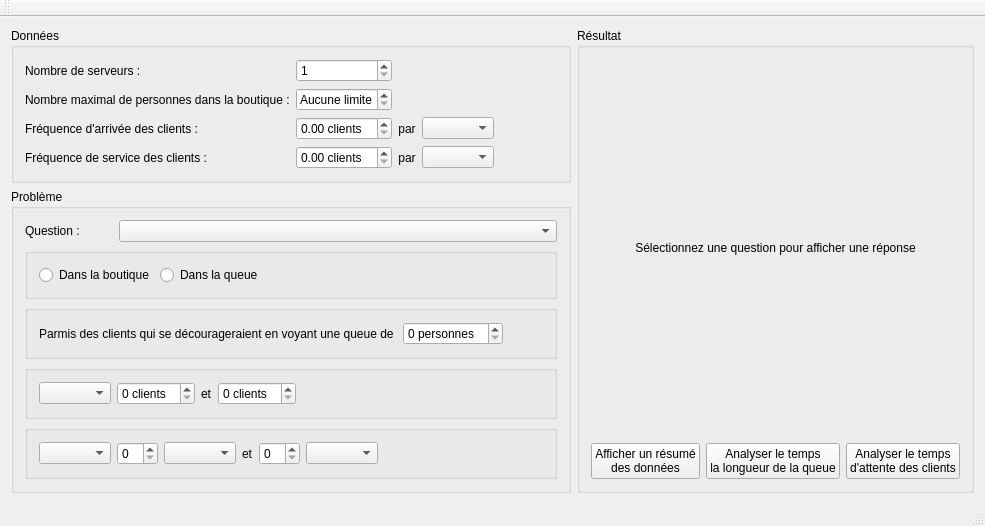
This is WaitingLine/mainwindow.ui in AmaneMisora/Processus-Stochastique as Qt 5 draws it before an edit. The edited form follows.
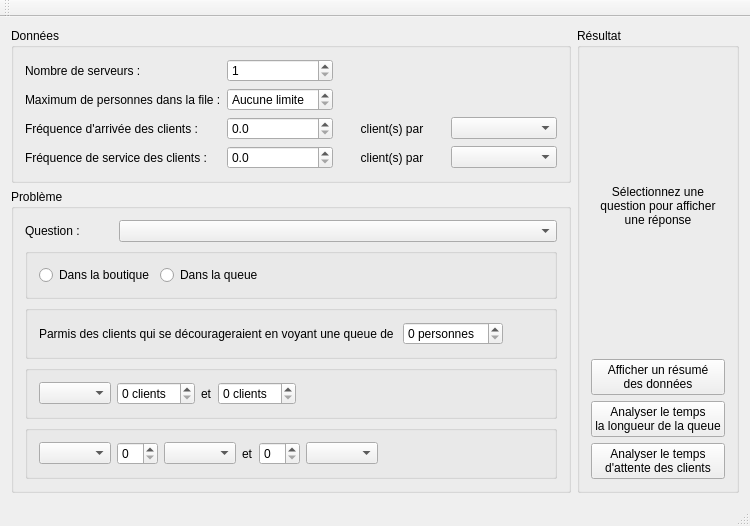
This is the edited form.

What changed in the file:
```diff
--- a/WaitingLine/mainwindow.ui
+++ b/WaitingLine/mainwindow.ui
@@ -6,7 +6,7 @@
    <rect>
     <x>0</x>
     <y>0</y>
-    <width>887</width>
+    <width>681</width>
     <height>449</height>
    </rect>
   </property>
@@ -14,7 +14,7 @@
    <string>MainWindow</string>
   </property>
   <widget class="QWidget" name="centralWidget">
-   <layout class="QGridLayout" name="gridLayout_2">
+   <layout class="QGridLayout" name="gridLayout_2" columnstretch="1,1">
     <item row="0" column="0">
      <widget class="QGroupBox" name="GroupBoxData">
       <property name="title">
@@ -28,27 +28,13 @@
          </property>
         </widget>
        </item>
-       <item row="0" column="1">
-        <widget class="QSpinBox" name="SpinBoxNbServer">
-         <property name="specialValueText">
-          <string/>
-         </property>
-         <property name="minimum">
+       <item row="2" column="1">
+        <widget class="QDoubleSpinBox" name="DoubleSpinBoxFrequenceArrivee">
+         <property name="decimals">
           <number>1</number>
          </property>
-        </widget>
-       </item>
-       <item row="1" column="0">
-        <widget class="QLabel" name="LabelNbMaxPers">
-         <property name="text">
-          <string>Nombre maximal de personnes dans la boutique :</string>
-         </property>
-        </widget>
-       </item>
-       <item row="1" column="1">
-        <widget class="QSpinBox" name="SpinBoxNbMaxPers">
-         <property name="specialValueText">
-          <string>Aucune limite</string>
+         <property name="maximum">
+          <double>1000.000000000000000</double>
          </property>
         </widget>
        </item>
@@ -59,82 +45,125 @@
          </property>
         </widget>
        </item>
-       <item row="2" column="1">
-        <widget class="QDoubleSpinBox" name="DoubleSpinBoxFrequenceArrivee">
-         <property name="suffix">
-          <string> clients</string>
-         </property>
-        </widget>
-       </item>
-       <item row="2" column="2">
-        <widget class="QLabel" name="label_5">
-         <property name="text">
-          <string>par</string>
-         </property>
-         <property name="alignment">
-          <set>Qt::AlignCenter</set>
-         </property>
-        </widget>
-       </item>
        <item row="2" column="3">
         <widget class="QComboBox" name="ComboBoxFrequenceArrivee"/>
        </item>
-       <item row="3" column="0">
-        <widget class="QLabel" name="LabelFrequenceService">
-         <property name="text">
-          <string>Fréquence de service des clients :</string>
-         </property>
-        </widget>
-       </item>
-       <item row="3" column="1">
-        <widget class="QDoubleSpinBox" name="DoubleSpinBoxFrequenceService">
-         <property name="suffix">
-          <string> clients</string>
-         </property>
-        </widget>
-       </item>
        <item row="3" column="2">
         <widget class="QLabel" name="label_6">
          <property name="text">
-          <string>par</string>
+          <string>client(s) par</string>
          </property>
          <property name="alignment">
           <set>Qt::AlignCenter</set>
          </property>
         </widget>
        </item>
+       <item row="1" column="0">
+        <widget class="QLabel" name="LabelNbMaxPers">
+         <property name="text">
+          <string>Maximum de personnes dans la file :</string>
+         </property>
+        </widget>
+       </item>
+       <item row="3" column="1">
+        <widget class="QDoubleSpinBox" name="DoubleSpinBoxFrequenceService">
+         <property name="decimals">
+          <number>1</number>
+         </property>
+         <property name="maximum">
+          <double>1000.000000000000000</double>
+         </property>
+        </widget>
+       </item>
        <item row="3" column="3">
         <widget class="QComboBox" name="ComboBoxFrequenceService"/>
        </item>
-       <item row="0" column="4" rowspan="4">
-        <spacer name="horizontalSpacer_4">
-         <property name="orientation">
-          <enum>Qt::Horizontal</enum>
+       <item row="3" column="0">
+        <widget class="QLabel" name="LabelFrequenceService">
+         <property name="text">
+          <string>Fréquence de service des clients :</string>
          </property>
-         <property name="sizeHint" stdset="0">
-          <size>
-           <width>40</width>
-           <height>20</height>
-          </size>
+        </widget>
+       </item>
+       <item row="2" column="2">
+        <widget class="QLabel" name="label_5">
+         <property name="text">
+          <string>client(s) par</string>
          </property>
-        </spacer>
+         <property name="alignment">
+          <set>Qt::AlignCenter</set>
+         </property>
+        </widget>
+       </item>
+       <item row="1" column="1">
+        <widget class="QSpinBox" name="SpinBoxNbMaxPers">
+         <property name="specialValueText">
+          <string>Aucune limite</string>
+         </property>
+        </widget>
+       </item>
+       <item row="0" column="1">
+        <widget class="QSpinBox" name="SpinBoxNbServer">
+         <property name="specialValueText">
+          <string/>
+         </property>
+         <property name="minimum">
+          <number>1</number>
+         </property>
+        </widget>
        </item>
       </layout>
      </widget>
     </item>
     <item row="0" column="1" rowspan="2">
      <widget class="QGroupBox" name="GroupBoxResult">
-      <property name="sizePolicy">
-       <sizepolicy hsizetype="Preferred" vsizetype="MinimumExpanding">
-        <horstretch>0</horstretch>
-        <verstretch>0</verstretch>
-       </sizepolicy>
-      </property>
       <property name="title">
        <string>Résultat</string>
       </property>
-      <layout class="QGridLayout" name="gridLayout_3">
-       <item row="1" column="0">
+      <layout class="QVBoxLayout" name="verticalLayout_4">
+       <item>
+        <spacer name="verticalSpacer_2">
+         <property name="orientation">
+          <enum>Qt::Vertical</enum>
+         </property>
+         <property name="sizeHint" stdset="0">
+          <size>
+           <width>20</width>
+           <height>40</height>
+          </size>
+         </property>
+        </spacer>
+       </item>
+       <item>
+        <widget class="QLabel" name="LabelAnswer">
+         <property name="text">
+          <string>Sélectionnez une question pour afficher une réponse</string>
+         </property>
+         <property name="textFormat">
+          <enum>Qt::AutoText</enum>
+         </property>
+         <property name="alignment">
+          <set>Qt::AlignCenter</set>
+         </property>
+         <property name="wordWrap">
+          <bool>true</bool>
+         </property>
+        </widget>
+       </item>
+       <item>
+        <spacer name="verticalSpacer">
+         <property name="orientation">
+          <enum>Qt::Vertical</enum>
+         </property>
+         <property name="sizeHint" stdset="0">
+          <size>
+           <width>20</width>
+           <height>40</height>
+          </size>
+         </property>
+        </spacer>
+       </item>
+       <item>
         <widget class="QPushButton" name="PushButtonGlobalResult">
          <property name="text">
           <string>Afficher un résumé
@@ -142,7 +171,7 @@
          </property>
         </widget>
        </item>
-       <item row="1" column="1">
+       <item>
         <widget class="QPushButton" name="PushButtonGrathLenth">
          <property name="text">
           <string>Analyser le temps
@@ -150,7 +179,7 @@
          </property>
         </widget>
        </item>
-       <item row="1" column="2">
+       <item>
         <widget class="QPushButton" name="PushButtonGraphTime">
          <property name="text">
           <string>Analyser le temps
@@ -158,16 +187,6 @@
          </property>
         </widget>
        </item>
-       <item row="0" column="0" colspan="3">
-        <widget class="QLabel" name="LabelAnswer">
-         <property name="text">
-          <string>Sélectionnez une question pour afficher une réponse</string>
-         </property>
-         <property name="alignment">
-          <set>Qt::AlignCenter</set>
-         </property>
-        </widget>
-       </item>
       </layout>
       <zorder>PushButtonGraphTime</zorder>
       <zorder>PushButtonGrathLenth</zorder>
```
Left out of the diff: 37 changed lines with no effect on the pictures.
